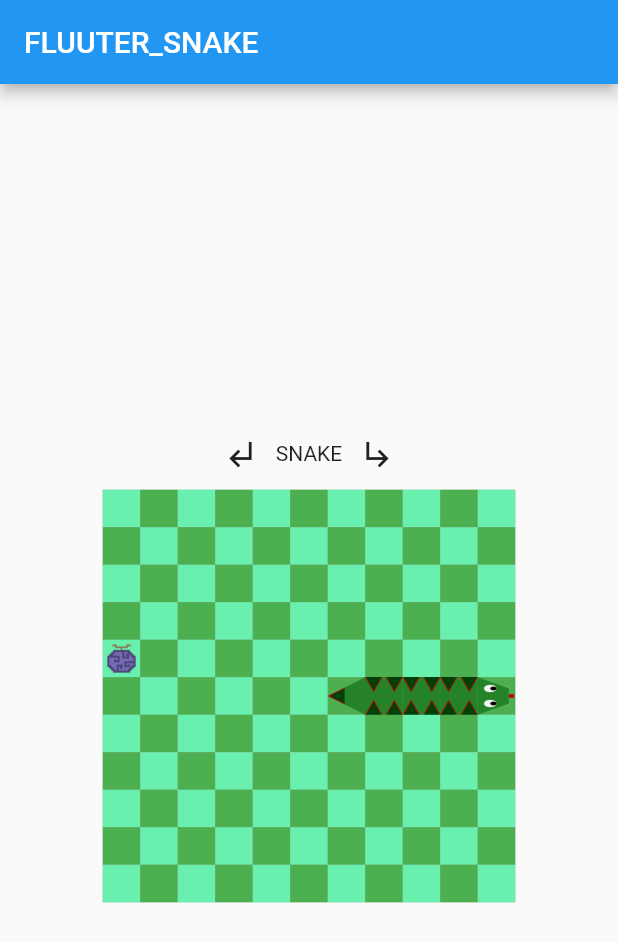
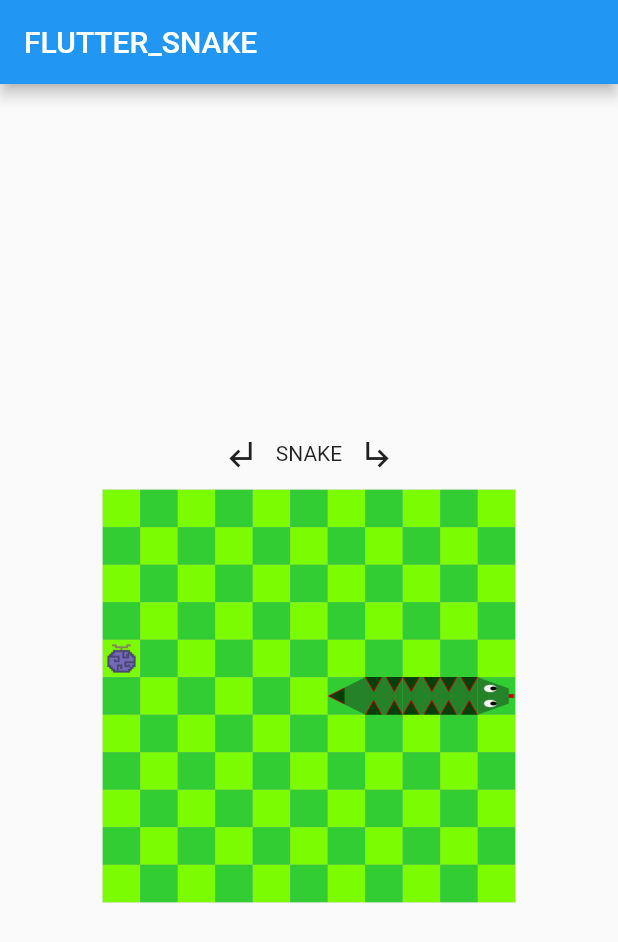
Before and after one commit to Tri7Ratops/flutter_snake, a Flutter app: the screen it shows after launch, on a phone screen of 412 x 824 dp. Shown: the top 942 px of the screen. Run offline on Flutter 3.47's test engine with Material 2 defaults, Android fonts, the phone set to English and light mode, and no system bars.

```diff
--- a/example/lib/main.dart
+++ b/example/lib/main.dart
@@ -15,7 +15,7 @@ class MyApp extends StatelessWidget {
       theme: ThemeData(
         primarySwatch: Colors.blue,
       ),
-      home: MyHomePage(title: 'FLUUTER_SNAKE'),
+      home: MyHomePage(title: 'FLUTTER_SNAKE'),
     );
   }
 }
@@ -46,7 +46,9 @@ class _MyHomePageState extends State<MyHomePage> {
       numberCaseHorizontally: 11,
       numberCaseVertically: 11,
       controllerEvent: controller,
-      durationBetweenTicks: Duration(milliseconds: 500),
+      durationBetweenTicks: Duration(milliseconds: 400),
+      colorBackground1: Color(0XFF7CFC00),
+      colorBackground2: Color(0XFF32CD32),
     );
   }
 
--- a/pubspec.yaml
+++ b/pubspec.yaml
@@ -1,6 +1,6 @@
 name: flutter_snake
 description: A simple snake game.
-version: 1.0.0
+version: 1.1.0
 homepage: https://github.com/Tri7Ratops/flutter_snake
 
 environment:
@@ -10,7 +10,6 @@ environment:
 dependencies:
   flutter:
     sdk: flutter
-  flutter_svg: ^0.22.0
 
 dev_dependencies:
   flutter_test:
```
Also changed, not shown: lib/flutter_snake.dart (+22 -0 lines), documentation/big_snake.png (added), documentation/little_snake.png (added), example/pubspec.lock, pubspec.lock, 2 other files.
